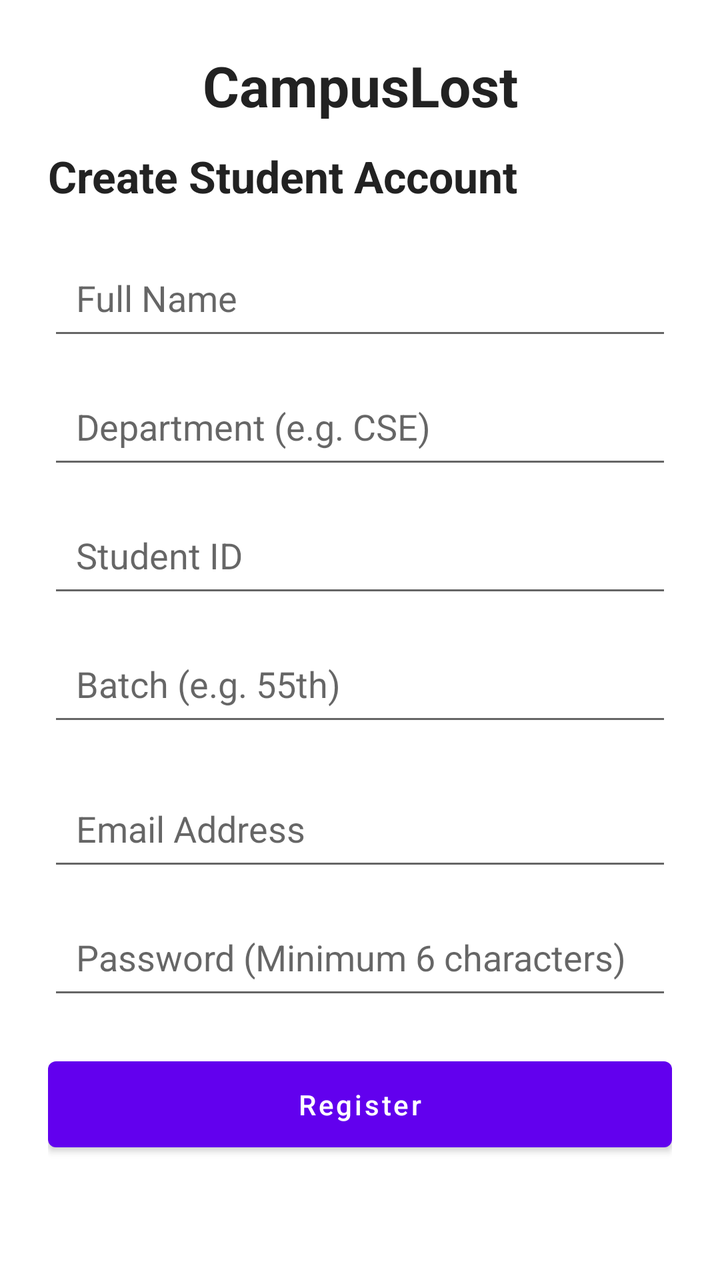
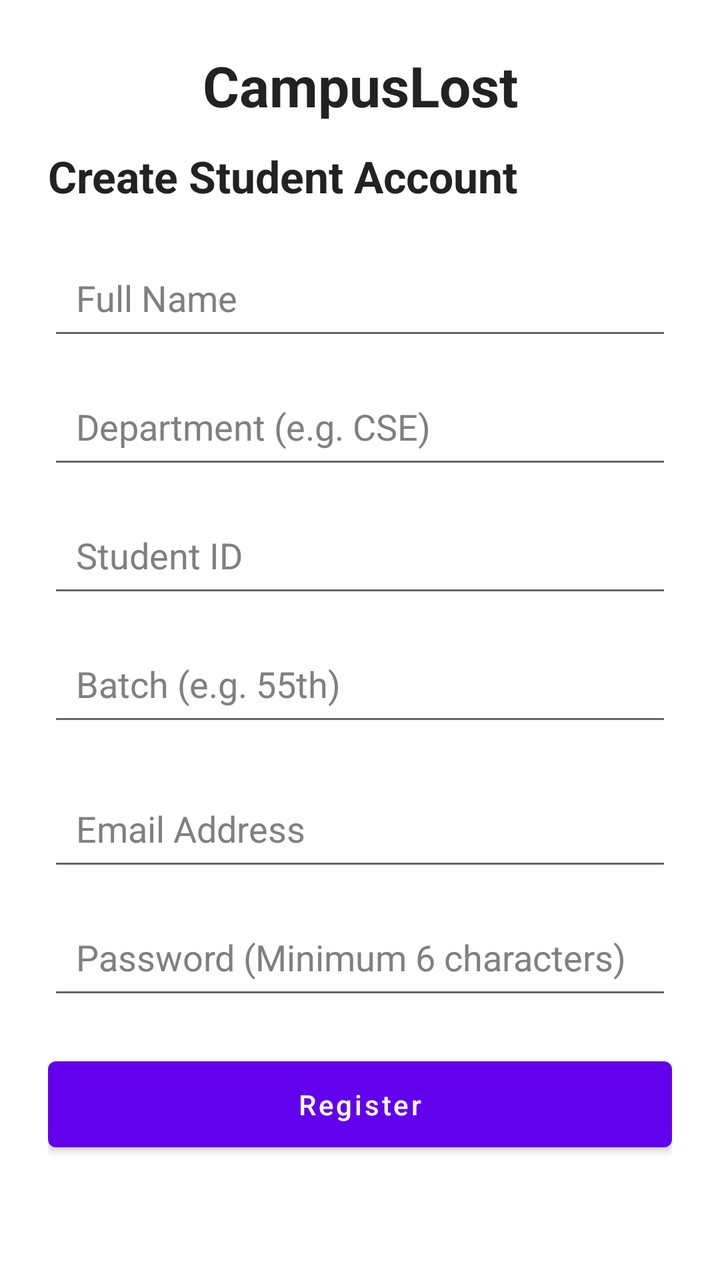

An Android layout rendered at two revisions. The XML below is the earlier revision; the diff shows what the commit changed to produce the second picture.
<!-- AndroidManifest.xml: application theme Theme.CampusLost -->
<!-- res/layout/activity_register.xml -->
<?xml version="1.0" encoding="utf-8"?>
<ScrollView xmlns:android="http://schemas.android.com/apk/res/android"
    android:layout_width="match_parent"
    android:layout_height="match_parent"
    android:fillViewport="true"
    android:background="#FFFFFF">

    <LinearLayout
        android:layout_width="match_parent"
        android:layout_height="wrap_content"
        android:orientation="vertical"
        android:padding="24dp">

        <TextView
            android:layout_width="match_parent"
            android:layout_height="wrap_content"
            android:text="CampusLost"
            android:textSize="28sp"
            android:textStyle="bold"
            android:textColor="#222222"
            android:gravity="center"
            android:layout_marginBottom="12dp" />

        <TextView
            android:layout_width="match_parent"
            android:layout_height="wrap_content"
            android:text="Create Student Account"
            android:textSize="22sp"
            android:textStyle="bold"
            android:textColor="#222222"
            android:layout_marginBottom="20dp" />

        

        <EditText
            android:id="@+id/etRegisterName"
            android:layout_width="match_parent"
            android:layout_height="wrap_content"
            android:hint="Full Name"
            android:inputType="textPersonName"
            android:padding="14dp"
            android:layout_marginBottom="12dp" />

        <EditText
            android:id="@+id/etRegisterDepartment"
            android:layout_width="match_parent"
            android:layout_height="wrap_content"
            android:hint="Department (e.g. CSE)"
            android:inputType="textCapWords"
            android:padding="14dp"
            android:layout_marginBottom="12dp" />

        <EditText
            android:id="@+id/etRegisterStudentId"
            android:layout_width="match_parent"
            android:layout_height="wrap_content"
            android:hint="Student ID"
            android:inputType="text"
            android:padding="14dp"
            android:layout_marginBottom="12dp" />

        <EditText
            android:id="@+id/etRegisterBatch"
            android:layout_width="match_parent"
            android:layout_height="wrap_content"
            android:hint="Batch (e.g. 55th)"
            android:inputType="text"
            android:padding="14dp"
            android:layout_marginBottom="20dp" />

        

        <EditText
            android:id="@+id/etRegisterEmail"
            android:layout_width="match_parent"
            android:layout_height="wrap_content"
            android:hint="Email Address"
            android:inputType="textEmailAddress"
            android:padding="14dp"
            android:layout_marginBottom="12dp" />

        <EditText
            android:id="@+id/etRegisterPassword"
            android:layout_width="match_parent"
            android:layout_height="wrap_content"
            android:hint="Password (Minimum 6 characters)"
            android:inputType="textPassword"
            android:padding="14dp"
            android:layout_marginBottom="20dp" />

        <Button
            android:id="@+id/btnRegister"
            android:layout_width="match_parent"
            android:layout_height="wrap_content"
            android:text="Register"
            android:textAllCaps="false"
            android:padding="12dp" />

    </LinearLayout>

</ScrollView>
<!-- resources referenced by this layout -->
<resources>
  <style name="Theme.CampusLost" parent="Theme.MaterialComponents.DayNight.NoActionBar" />
</resources>

<!-- the commit's change to res/layout/activity_register.xml (unified diff, before → after) -->
@@ -38,6 +38,8 @@
             android:layout_height="wrap_content"
             android:hint="Full Name"
             android:inputType="textPersonName"
+            android:textColor="#000000"
+            android:textColorHint="#808080"
             android:padding="14dp"
             android:layout_marginBottom="12dp" />
 
@@ -47,6 +49,8 @@
             android:layout_height="wrap_content"
             android:hint="Department (e.g. CSE)"
             android:inputType="textCapWords"
+            android:textColor="#000000"
+            android:textColorHint="#808080"
             android:padding="14dp"
             android:layout_marginBottom="12dp" />
 
@@ -56,6 +60,8 @@
             android:layout_height="wrap_content"
             android:hint="Student ID"
             android:inputType="text"
+            android:textColor="#000000"
+            android:textColorHint="#808080"
             android:padding="14dp"
             android:layout_marginBottom="12dp" />
 
@@ -65,6 +71,8 @@
             android:layout_height="wrap_content"
             android:hint="Batch (e.g. 55th)"
             android:inputType="text"
+            android:textColor="#000000"
+            android:textColorHint="#808080"
             android:padding="14dp"
             android:layout_marginBottom="20dp" />
 
@@ -76,6 +84,8 @@
             android:layout_height="wrap_content"
             android:hint="Email Address"
             android:inputType="textEmailAddress"
+            android:textColor="#000000"
+            android:textColorHint="#808080"
             android:padding="14dp"
             android:layout_marginBottom="12dp" />
 
@@ -85,6 +95,8 @@
             android:layout_height="wrap_content"
             android:hint="Password (Minimum 6 characters)"
             android:inputType="textPassword"
+            android:textColor="#000000"
+            android:textColorHint="#808080"
             android:padding="14dp"
             android:layout_marginBottom="20dp" />
 
